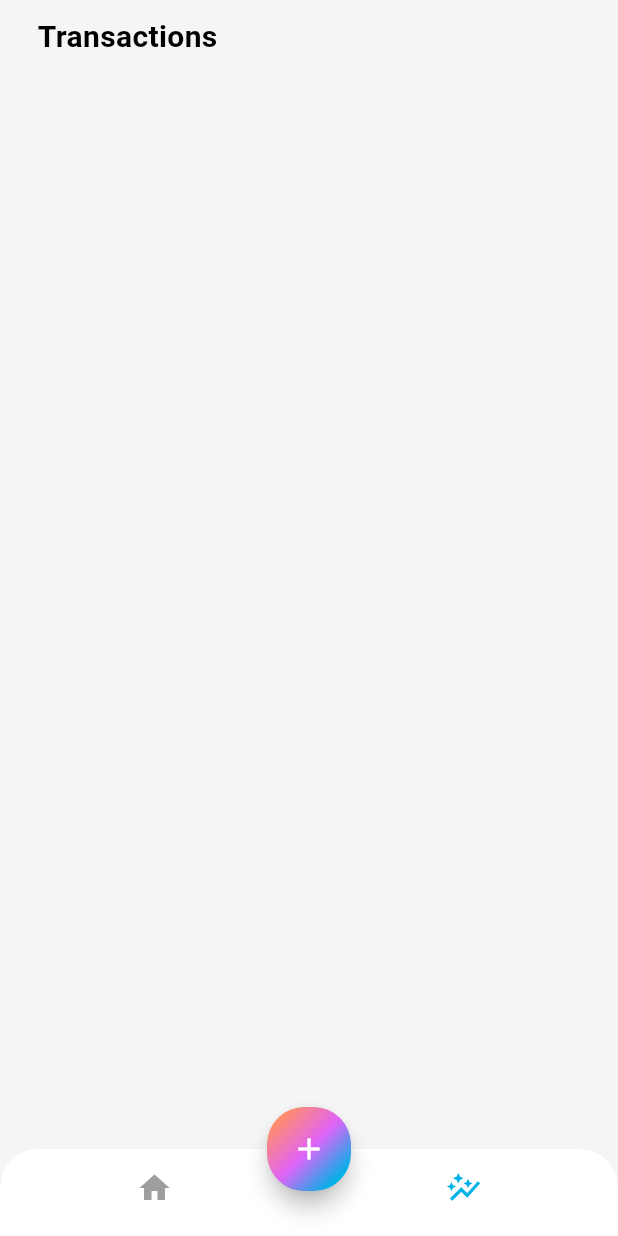
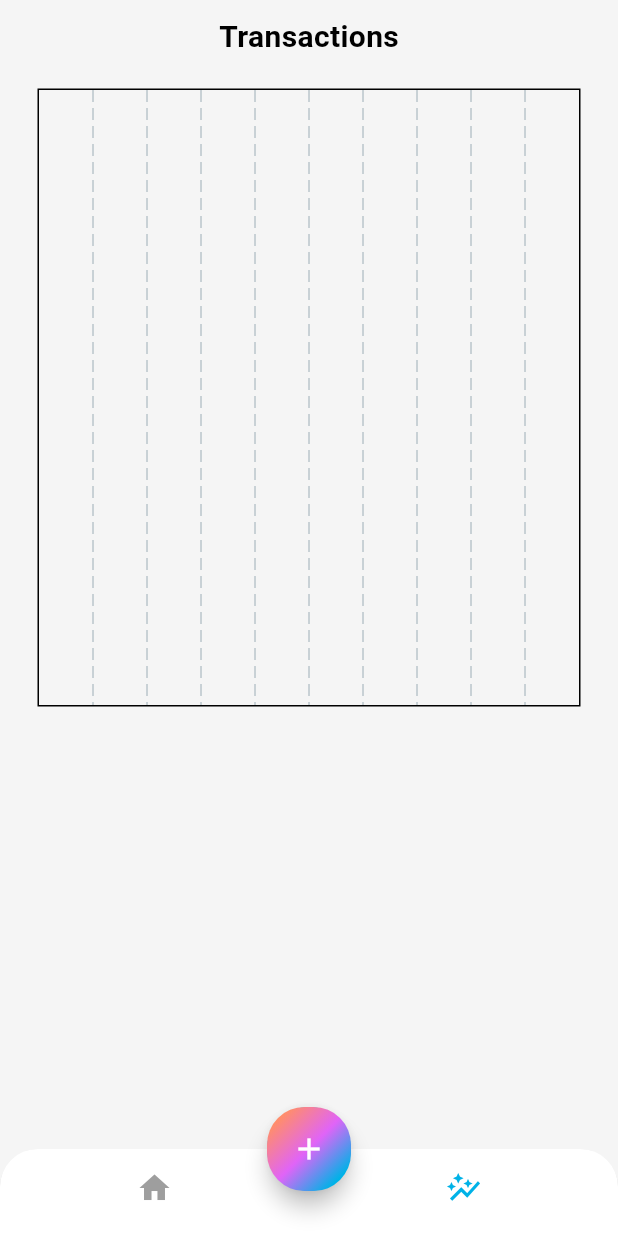
Before and after one commit to 4bhisheksharma/khutruke-app, a Flutter app: the screen it shows after launch, item 2 of the bottom bar chosen, on a phone screen of 412 x 824 dp. Run offline on Flutter 3.47's test engine with Material 3 defaults, Android fonts, the phone set to English and light mode, and no system bars; drawn by our look-alikes of fl_chart.

Commit message:
fix: minor change in MainScreen; feat: add MyChart widget to StatsScreen for displaying bar chart//stil in dev

```diff
--- a/lib/screens/home/views/main_screen.dart
+++ b/lib/screens/home/views/main_screen.dart
@@ -143,7 +143,7 @@ class MainScreen extends StatelessWidget {
                               crossAxisAlignment: CrossAxisAlignment.start,
                               children: [
                                 Text(
-                                  "Expenses",
+                                  "Income",
                                   style: TextStyle(
                                     fontSize: 14,
                                     color: Colors.white,
@@ -184,7 +184,7 @@ class MainScreen extends StatelessWidget {
                               crossAxisAlignment: CrossAxisAlignment.start,
                               children: [
                                 Text(
-                                  "Income",
+                                  "Expenses",
                                   style: TextStyle(
                                     fontSize: 14,
                                     color: Colors.white,
--- /dev/null
+++ b/lib/screens/stats/chart.dart
@@ -0,0 +1,28 @@
+import 'package:fl_chart/fl_chart.dart';
+import 'package:flutter/material.dart';
+
+class MyChart extends StatefulWidget {
+  const MyChart({super.key});
+
+  @override
+  State<MyChart> createState() => _MychartState();
+}
+
+class _MychartState extends State<MyChart> {
+  @override
+  Widget build(BuildContext context) {
+    return BarChart(mainBarData());
+  }
+
+  BarChartData mainBarData() {
+    return BarChartData(
+      titlesData: FlTitlesData(
+        show: true,
+        rightTitles: AxisTitles(sideTitles: SideTitles(showTitles: false)),
+        topTitles: AxisTitles(sideTitles: SideTitles(showTitles: false)),
+        bottomTitles: AxisTitles(sideTitles: SideTitles(showTitles: false)),
+        leftTitles: AxisTitles(sideTitles: SideTitles(showTitles: false)),
+      ),
+    );
+  }
+}
--- a/lib/screens/stats/stats_screen.dart
+++ b/lib/screens/stats/stats_screen.dart
@@ -1,4 +1,5 @@
 import 'package:flutter/material.dart';
+import 'package:khutruke/screens/stats/chart.dart';
 
 class StatsScreen extends StatelessWidget {
   const StatsScreen({super.key});
@@ -14,6 +15,12 @@ class StatsScreen extends StatelessWidget {
               "Transactions",
               style: TextStyle(fontSize: 20, fontWeight: FontWeight.bold),
             ),
+            SizedBox(height: 20),
+            SizedBox(
+              width: MediaQuery.of(context).size.width,
+              height: MediaQuery.of(context).size.width,
+              child: MyChart(),
+            ),
           ],
         ),
       ),
```
Also changed, not shown: pubspec.yaml (+3 -52 lines).
